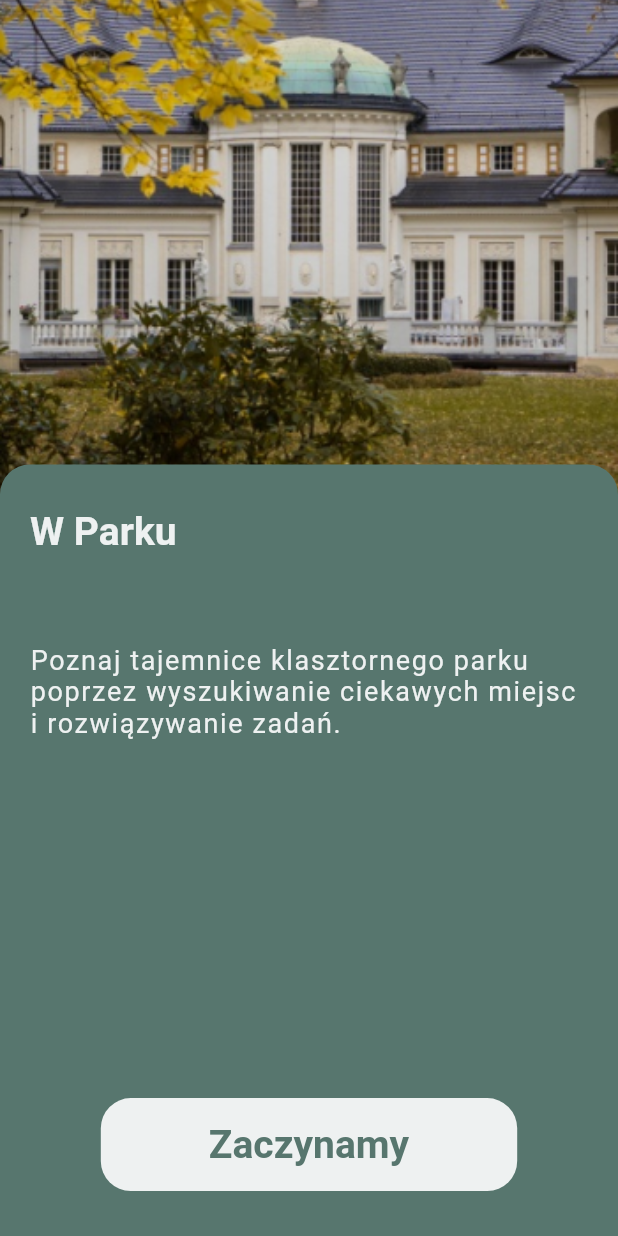
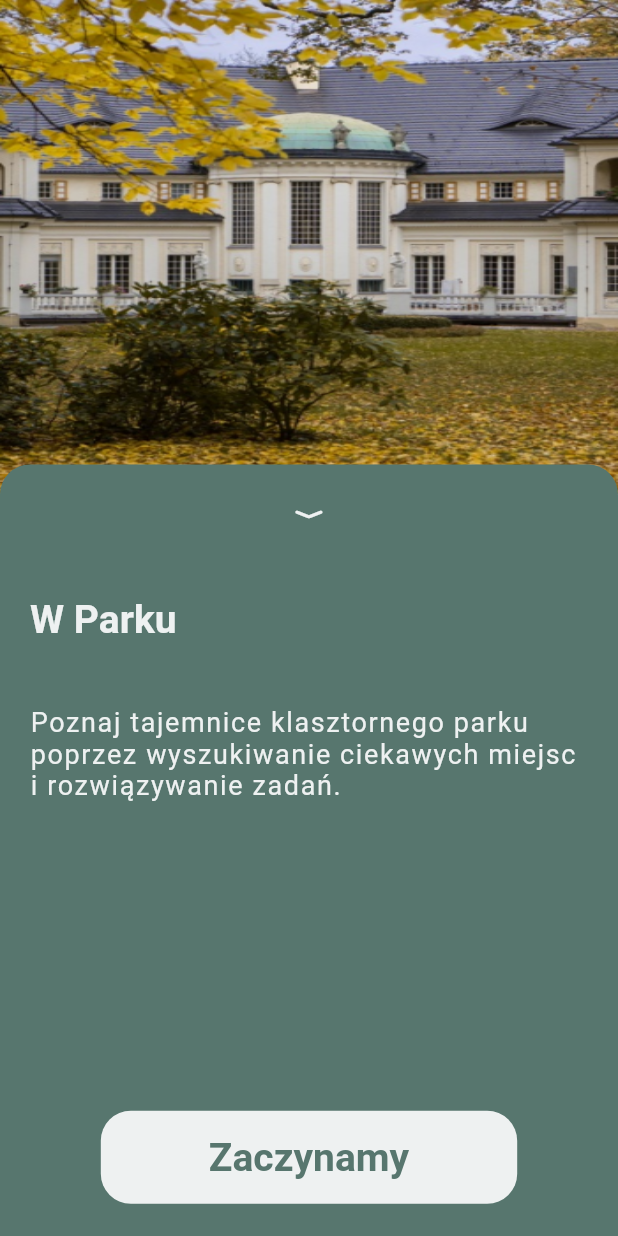
Before and after one commit to GrupaMedialnaSalwator/kompas.sds, a Flutter app: the screen it shows after launch, after a tap on "W Parku", on a phone screen of 412 x 824 dp. Run offline on Flutter 3.47's test engine with Material 2 defaults, Android fonts, the phone set to English and light mode, and no system bars; our stand-ins replace get; Roboto replaces fonts that are missing (Nunito Sans).

Commit message:
add trip select hero animation

```diff
--- /dev/null
+++ b/lib/extras/ifdef.dart
@@ -0,0 +1,4 @@
+class IfDef {
+  // if heroAnimation is true, the app uses hero animation for trip selection
+  static const heroAnimation = true;
+}
--- a/lib/extras/routes.dart
+++ b/lib/extras/routes.dart
@@ -2,7 +2,7 @@ class AppRoutes {
   /// home = "/"
   static const String home = "/";
 
-  static const String select = "/select";
+  static const String selectTrip = "/selectTrip";
 }
 
 class Arguments {
--- /dev/null
+++ b/lib/extras/statics.dart
@@ -0,0 +1,7 @@
+class Statics {
+  /// cardMargin = 8.0
+  static const double cardMargin = 8.0;
+
+  /// borderRadius = 20.0
+  static const double borderRadius = 20.0;
+}
--- a/lib/main.dart
+++ b/lib/main.dart
@@ -5,6 +5,7 @@ import 'package:gra_terenowa/extras/text_styles.dart';
 import 'package:gra_terenowa/view/home_screen.dart';
 
 import 'extras/colors.dart';
+import 'view/selectTrip_screen.dart';
 
 void main() {
   runApp(MyApp());
@@ -47,6 +48,9 @@ class MyApp extends StatelessWidget {
       initialRoute: AppRoutes.home,
       getPages: [
         GetPage(name: AppRoutes.home, page: () => HomePage()),
+        GetPage(
+            name: AppRoutes.selectTrip,
+            page: () => SelectTripPage(tripIndex: 0)),
       ],
     );
   }
--- a/lib/view/home_screen.dart
+++ b/lib/view/home_screen.dart
@@ -3,8 +3,10 @@ import 'package:flutter/material.dart';
 import 'package:get/get.dart';
 import 'package:gra_terenowa/controller/trip_controller.dart';
 import 'package:gra_terenowa/extras/colors.dart';
-import 'package:gra_terenowa/widgets/select_widget.dart';
-import 'package:gra_terenowa/widgets/tripCard_widget.dart';
+import 'package:gra_terenowa/extras/ifdef.dart';
+import 'package:gra_terenowa/view/selectTrip_screen.dart';
+import 'package:gra_terenowa/widgets/selectTrip_widget.dart';
+import 'package:gra_terenowa/widgets/cardHero_widget.dart';
 
 class HomePage extends StatelessWidget {
   const HomePage({Key? key}) : super(key: key);
@@ -109,15 +111,33 @@ class HomePage extends StatelessWidget {
                           VerticalDivider(
                               width: 20, color: AppColors.primaryWhite),
                       itemBuilder: (BuildContext context, int index) {
-                        return tripCard(
+                        return CardHero(
                           cardHeight: 350,
                           cardWidth: 250,
                           tripIndex: index,
-                          onTapCard: () {
-                            Get.bottomSheet(
-                              selectTripSheet(tripIndex: index),
-                              isScrollControlled: true,
-                            );
+                          onTap: () {
+                            if (IfDef.heroAnimation) {
+                              Get.to(() => SelectTripPage(
+                                    tripIndex: index,
+                                  ));
+                              Get.bottomSheet(
+                                SelectTrip(
+                                  tripIndex: index,
+                                  onTapButton: () {},
+                                ),
+                                isScrollControlled: true,
+                                barrierColor:
+                                    Color.fromRGBO(0, 0, 0, 0), // 100% opacity
+                              ).whenComplete(() => Get.back());
+                            } else {
+                              Get.bottomSheet(
+                                SelectTrip(
+                                  tripIndex: index,
+                                  onTapButton: () {},
+                                ),
+                                isScrollControlled: true,
+                              );
+                            }
                           },
                         );
                       },
--- /dev/null
+++ b/lib/view/selectTrip_screen.dart
@@ -0,0 +1,41 @@
+import 'package:flutter/material.dart';
+import 'package:get/get.dart';
+import 'package:gra_terenowa/controller/trip_controller.dart';
+import 'package:gra_terenowa/extras/colors.dart';
+
+class SelectTripPage extends StatelessWidget {
+  const SelectTripPage({
+    Key? key,
+    required this.tripIndex,
+  }) : super(key: key);
+
+  final int tripIndex;
+
+  @override
+  Widget build(BuildContext context) {
+    final TripController _tripController = Get.find();
+
+    return Scaffold(
+      backgroundColor: AppColors.primaryWhite,
+      body: Stack(
+        //fit: StackFit.expand,
+        alignment: AlignmentDirectional.topCenter,
+        children: [
+          Container(
+            height: Get.height * 0.4,
+            width: Get.width,
+            child: Hero(
+              tag: tripIndex.toString(),
+              child: Material(
+                child: Image.asset(
+                  _tripController.getTripItem(index: tripIndex).imageAsset,
+                  fit: BoxFit.fill,
+                ),
+              ),
+            ),
+          ),
+        ],
+      ),
+    );
+  }
+}
--- /dev/null
+++ b/lib/widgets/cardHero_widget.dart
@@ -0,0 +1,84 @@
+import 'package:flutter/material.dart';
+import 'package:get/get.dart';
+import 'package:gra_terenowa/controller/trip_controller.dart';
+import 'package:gra_terenowa/extras/colors.dart';
+import 'package:gra_terenowa/extras/statics.dart';
+
+class CardHero extends StatelessWidget {
+  const CardHero(
+      {Key? key,
+      required this.onTap,
+      this.cardHeight = 200,
+      this.cardWidth = 200,
+      required this.tripIndex})
+      : super(key: key);
+
+  final VoidCallback onTap;
+  final double cardWidth;
+  final double cardHeight;
+  final int tripIndex;
+
+  @override
+  Widget build(BuildContext context) {
+    final TripController _tripController = Get.find();
+
+    return Card(
+      elevation: 8,
+      margin: EdgeInsets.all(Statics.cardMargin),
+      clipBehavior: Clip.antiAliasWithSaveLayer,
+      child: InkWell(
+        onTap: () {
+          onTap();
+        },
+        child: Stack(
+          alignment: AlignmentDirectional.bottomStart,
+          children: [
+            Visibility(
+              visible: true,
+              child: Container(
+                  height: cardHeight - 8,
+                  width: cardWidth - 16,
+                  padding: EdgeInsets.all(0.0),
+                  alignment: Alignment.bottomLeft,
+                  // decoration: BoxDecoration(
+                  //   image: DecorationImage(
+                  //     image: AssetImage(_tripController
+                  //         .getTripItem(index: tripIndex)
+                  //         .imageAsset),
+                  //     fit: BoxFit.fitWidth, //DecorationImage
+                  //   ),
+                  // ), //BoxDecoration
+                  child: Hero(
+                    tag: tripIndex.toString(),
+                    child: Material(
+                      child: Image.asset(_tripController
+                          .getTripItem(index: tripIndex)
+                          .imageAsset),
+                    ),
+                  )),
+            ),
+            SizedBox(
+              width: cardWidth - Statics.cardMargin - Statics.cardMargin,
+              child: ListTile(
+                visualDensity: VisualDensity.comfortable,
+                title: Text(
+                  _tripController.getTripItem(index: tripIndex).title,
+                  style: Get.context!.textTheme.headline3
+                      ?.copyWith(color: AppColors.primaryWhite),
+                ),
+                subtitle: Text(
+                  _tripController.getTripItem(index: tripIndex).subtitle,
+                  style: Get.context!.textTheme.headline4
+                      ?.copyWith(color: AppColors.primaryWhite),
+                ),
+              ),
+            ), //Text
+          ],
+        ),
+      ),
+      shape: RoundedRectangleBorder(
+        borderRadius: BorderRadius.circular(Statics.borderRadius),
+      ),
+    );
+  }
+}
--- /dev/null
+++ b/lib/widgets/selectTrip_widget.dart
@@ -0,0 +1,113 @@
+import 'package:flutter/cupertino.dart';
+import 'package:flutter/material.dart';
+import 'package:get/get.dart';
+import 'package:gra_terenowa/controller/trip_controller.dart';
+import 'package:gra_terenowa/extras/colors.dart';
+import 'package:gra_terenowa/extras/ifdef.dart';
+import 'package:gra_terenowa/extras/statics.dart';
+
+class SelectTrip extends StatelessWidget {
+  const SelectTrip(
+      {Key? key, required this.onTapButton, required this.tripIndex})
+      : super(key: key);
+
+  final VoidCallback onTapButton;
+  final int tripIndex;
+
+  @override
+  Widget build(BuildContext context) {
+    final TripController _tripController = Get.find();
+    if (IfDef.heroAnimation) {
+      return Container(
+        // bottomsheet starts 60% lower because it is without an image at the top
+        height: Get.height * 0.6 + Statics.borderRadius,
+        child: _cardStack(_tripController, tripIndex, 0),
+      );
+    } else {
+      return Container(
+        // bottomsheet has full height, because it includes an image at the top
+        height: Get.height,
+        child: _cardStack(_tripController, tripIndex,
+            Get.height * 0.4 - Statics.borderRadius),
+      );
+    }
+  }
+}
+
+Stack _cardStack(
+    TripController tripController, int tripIndex, double topStart) {
+  return Stack(
+    fit: StackFit.expand,
+    alignment: AlignmentDirectional.topCenter,
+    children: [
+      if (IfDef.heroAnimation == false)
+        Positioned(
+          top: 0,
+          child: Image.asset(
+            tripController.getTripItem(index: tripIndex).imageAsset,
+            width: Get.width,
+            height: Get.height * 0.4,
+            fit: BoxFit.fitWidth,
+          ),
+        ),
+      Positioned(
+        top: topStart,
+        child: Container(
+          width: Get.width,
+          height: Get.height * 0.6 + Statics.borderRadius,
+          decoration: BoxDecoration(
+            color: AppColors.primaryNormal,
+            borderRadius: BorderRadius.vertical(
+              top: Radius.circular(Statics.borderRadius),
+              bottom: Radius.zero,
+            ),
+          ),
+          child: Column(
+            mainAxisAlignment: MainAxisAlignment.spaceAround,
+            children: [
+              Center(
+                child: Icon(
+                  CupertinoIcons.chevron_compact_down,
+                  color: AppColors.primaryWhite,
+                ),
+              ),
+              Container(
+                alignment: Alignment.topLeft,
+                margin: EdgeInsets.fromLTRB(
+                    Statics.borderRadius, 0, Statics.borderRadius, 0),
+                child: Text(
+                  tripController.getTripItem(index: tripIndex).title,
+                  style: Get.context!.textTheme.headline3
+                      ?.copyWith(color: AppColors.primaryWhite),
+                ),
+              ),
+              Container(
+                alignment: Alignment.topLeft,
+                margin: EdgeInsets.fromLTRB(
+                    Statics.borderRadius, 0, Statics.borderRadius, 0),
+                child: Text(
+                  tripController.getTripItem(index: tripIndex).description,
+                  style: Get.context!.textTheme.bodyText1
+                      ?.copyWith(color: AppColors.primaryWhite),
+                ),
+              ),
+              Padding(padding: EdgeInsets.all(60)),
+              TextButton(
+                child: Text("Zaczynamy"),
+                style: ButtonStyle(
+                    shape: MaterialStateProperty.all<RoundedRectangleBorder>(
+                        RoundedRectangleBorder(
+                  borderRadius: BorderRadius.circular(Statics.borderRadius),
+                ))),
+                onPressed: () {
+                  print("screen width: " + Get.width.toString());
+                  //Get.back();
+                },
+              ),
+            ],
+          ),
+        ),
+      ),
+    ],
+  );
+}
--- a/lib/widgets/select_widget.dart
+++ /dev/null
@@ -1,79 +0,0 @@
-import 'package:flutter/material.dart';
-import 'package:get/get.dart';
-import 'package:gra_terenowa/controller/trip_controller.dart';
-import 'package:gra_terenowa/extras/colors.dart';
-
-Widget selectTripSheet({
-  void Function()? onTapButton,
-  required int tripIndex,
-}) {
-  final TripController _tripController = Get.find();
-  return Container(
-    height: Get.height,
-    child: Stack(
-      fit: StackFit.expand,
-      alignment: AlignmentDirectional.topCenter,
-      children: [
-        Positioned(
-          top: 0,
-          child: Image.asset(
-            _tripController.getTripItem(index: tripIndex).imageAsset,
-            width: Get.width,
-            height: Get.height * 0.4,
-            fit: BoxFit.fitWidth,
-          ),
-        ),
-        Positioned(
-          top: Get.height * 0.4 - 20,
-          child: Container(
-            width: Get.width,
-            height: Get.height * 0.6 + 20,
-            decoration: BoxDecoration(
-              color: AppColors.primaryNormal,
-              borderRadius: BorderRadius.vertical(
-                top: Radius.circular(20),
-                bottom: Radius.zero,
-              ),
-            ),
-            child: Column(
-              mainAxisAlignment: MainAxisAlignment.spaceAround,
-              children: [
-                Container(
-                  alignment: Alignment.topLeft,
-                  margin: EdgeInsets.fromLTRB(20, 0, 20, 0),
-                  child: Text(
-                    _tripController.getTripItem(index: tripIndex).title,
-                    style: Get.context!.textTheme.headline3
-                        ?.copyWith(color: AppColors.primaryWhite),
-                  ),
-                ),
-                Container(
-                  alignment: Alignment.topLeft,
-                  margin: EdgeInsets.fromLTRB(20, 0, 20, 0),
-                  child: Text(
-                    _tripController.getTripItem(index: tripIndex).description,
-                    style: Get.context!.textTheme.bodyText1
-                        ?.copyWith(color: AppColors.primaryWhite),
-                  ),
-                ),
-                Padding(padding: EdgeInsets.all(60)),
-                TextButton(
-                  child: Text("Zaczynamy"),
-                  style: ButtonStyle(
-                      shape: MaterialStateProperty.all<RoundedRectangleBorder>(
-                          RoundedRectangleBorder(
-                    borderRadius: BorderRadius.circular(20.0),
-                  ))),
-                  onPressed: () {
-                    print('Pressed');
-                    //Get.back();
-                  },
-                ),
-              ],
-            ),
-          ),
-        ),
-      ],
-    ),
-  );
-}
--- a/lib/widgets/tripCard_widget.dart
+++ /dev/null
@@ -1,50 +0,0 @@
-import 'package:flutter/material.dart';
-import 'package:get/get.dart';
-import 'package:gra_terenowa/controller/trip_controller.dart';
-import 'package:gra_terenowa/extras/colors.dart';
-
-Widget tripCard({
-  void Function()? onTapCard,
-  required double cardHeight,
-  required double cardWidth,
-  required int tripIndex,
-}) {
-  final TripController _tripController = Get.find();
-  return Card(
-    semanticContainer: true,
-    clipBehavior: Clip.antiAliasWithSaveLayer,
-    child: InkWell(
-      onTap: () {
-        if (onTapCard != null) onTapCard();
-      },
-      child: Stack(
-        children: [
-          Container(
-            height: cardHeight,
-            width: cardWidth,
-            padding: EdgeInsets.all(16.0),
-            alignment: Alignment.bottomLeft,
-            decoration: BoxDecoration(
-              image: DecorationImage(
-                image: AssetImage(
-                    _tripController.getTripItem(index: tripIndex).imageAsset),
-                fit: BoxFit.fitWidth, //DecorationImage
-              ),
-            ), //BoxDecoration
-
-            child: Text(
-              _tripController.getTripItem(index: tripIndex).title,
-              style: Get.context!.textTheme.headline3
-                  ?.copyWith(color: AppColors.primaryWhite),
-            ),
-          ), //Text
-        ],
-      ),
-    ),
-    shape: RoundedRectangleBorder(
-      borderRadius: BorderRadius.circular(20.0),
-    ),
-    elevation: 8,
-    margin: EdgeInsets.all(4),
-  );
-}
```
